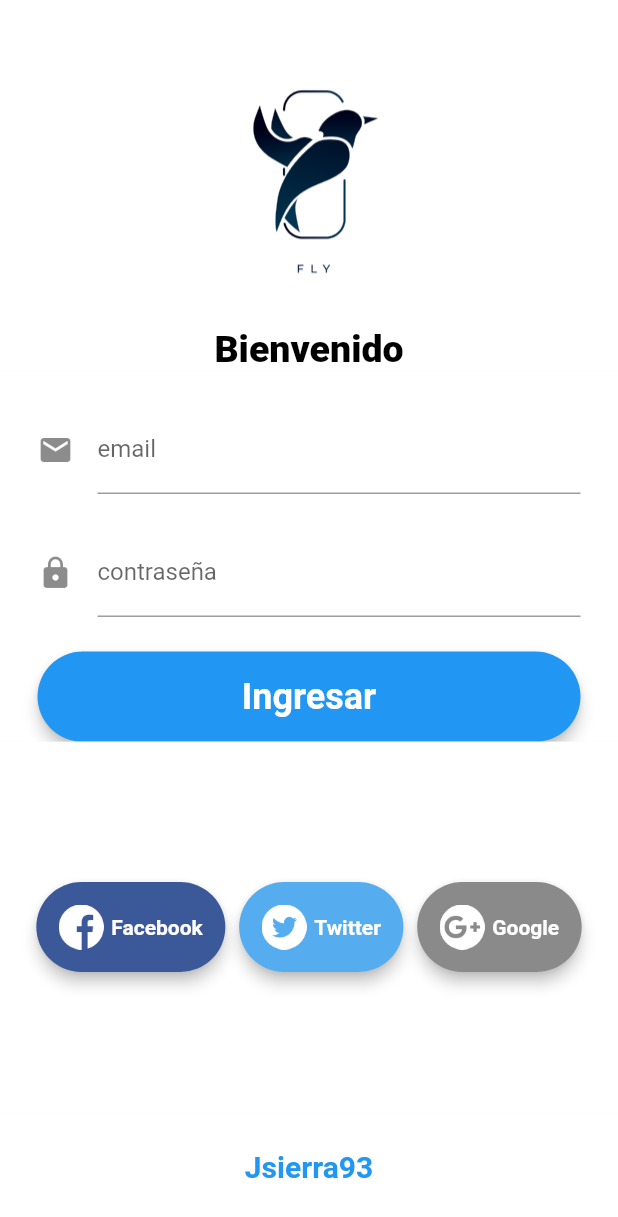
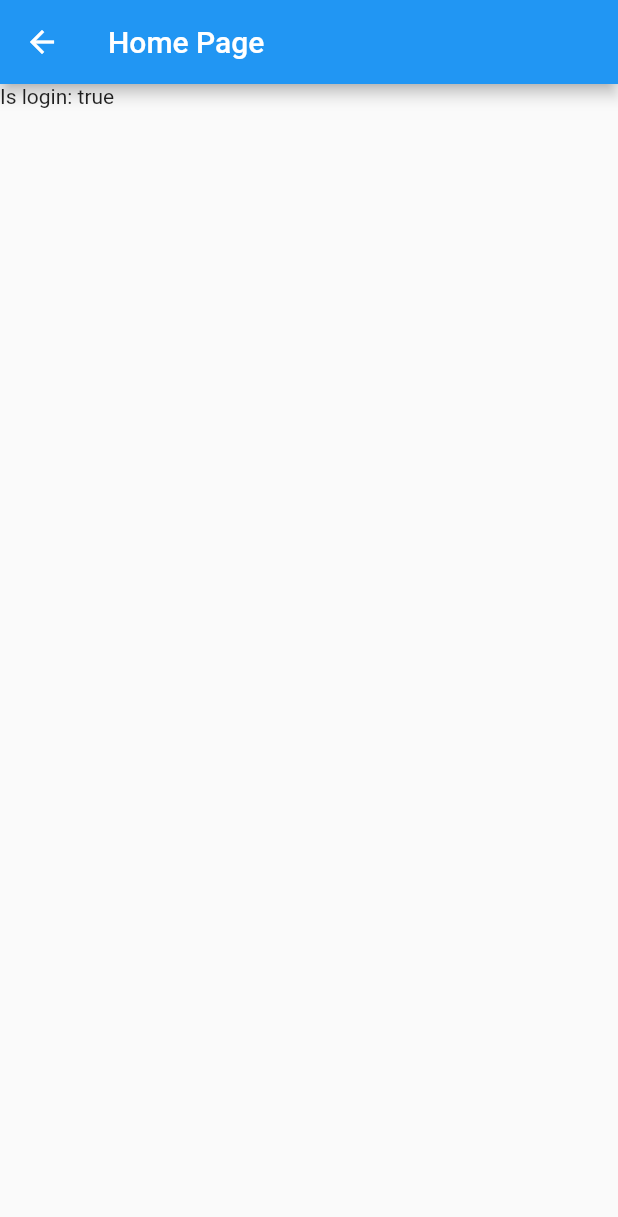
Before and after one commit to jsierra93/Login_Flutter_Local, a Flutter app: the screen it shows after launch, after a tap on "Ingresar", on a phone screen of 412 x 824 dp. Shown: the top 1217 px of the screen. Run offline on Flutter 3.47's test engine with Material 2 defaults, Android fonts, the phone set to English and light mode, and no system bars; our stand-ins replace progress_dialog, sqflite; accounts and stored records are empty.

Commit message:
Se implementa Globalkey para almacenar informacion del formulario en provider

```diff
--- a/lib/main.dart
+++ b/lib/main.dart
@@ -1,4 +1,6 @@
 import 'package:flutter/material.dart';
+import 'package:login_flutter_local/providers/login_provider.dart';
+import 'package:provider/provider.dart';
 
 import 'pages/login_page.dart';
 
@@ -7,10 +9,12 @@ void main() => runApp(MyApp());
 class MyApp extends StatelessWidget {
   @override
   Widget build(BuildContext context) {
-    return MaterialApp(
-      debugShowCheckedModeBanner: false,
-      title: 'Login Flutter',
-      home: LoginPage(),
+    return ChangeNotifierProvider(
+          child: MaterialApp(
+        debugShowCheckedModeBanner: false,
+        title: 'Login Flutter',
+        home: LoginPage(),
+      ), create: ( context)=> LoginProvider(),
     );
   }
 }
--- /dev/null
+++ b/lib/pages/home_page.dart
@@ -0,0 +1,18 @@
+import 'package:flutter/material.dart';
+import 'package:login_flutter_local/providers/login_provider.dart';
+import 'package:provider/provider.dart';
+
+class HomePage extends StatelessWidget {
+  @override
+  Widget build(BuildContext context) {
+        var loginProvider = Provider.of<LoginProvider>(context);
+    return Scaffold(
+      appBar: AppBar(
+        title: Text('Home Page'),
+      ),
+      body: Container(
+        child: Text('Is login: '+loginProvider.isLogin.toString()),
+      ),
+    );
+  }
+}
--- a/lib/pages/login_page.dart
+++ b/lib/pages/login_page.dart
@@ -1,5 +1,8 @@
 import 'package:flutter/material.dart';
+import 'package:login_flutter_local/pages/home_page.dart';
+import 'package:login_flutter_local/providers/login_provider.dart';
 import 'package:login_flutter_local/widget/widget_personalizados.dart';
+import 'package:provider/provider.dart';
 
 class LoginPage extends StatefulWidget {
   final bool isLogin = false;
@@ -9,12 +12,17 @@ class LoginPage extends StatefulWidget {
 }
 
 class _LoginPageState extends State<LoginPage> {
+  final _formKey = GlobalKey<FormState>();
+
   @override
   Widget build(BuildContext context) {
     return Scaffold(
-      body: Container(
+      body: SingleChildScrollView(
+        child: Container(
             width: double.infinity,
             child: Column(
+              crossAxisAlignment: CrossAxisAlignment.center,
+              mainAxisAlignment: MainAxisAlignment.center,
               children: <Widget>[
                 _titleContainer(),
                 _formContainer(),
@@ -22,21 +30,26 @@ class _LoginPageState extends State<LoginPage> {
                 _creditContainer()
               ],
             )),
+      ),
     );
   }
 
   Widget _titleContainer() {
+    final double heightDevices = MediaQuery.of(context).size.height;
     return SingleChildScrollView(
       child: Container(
-      height: (MediaQuery.of(context).size.height / 4)*1.2,
+          height: (heightDevices / 4) * 1.2,
           width: double.infinity,
           color: Colors.white,
           child: Column(
             children: <Widget>[
               Spacer(),
-              Image.asset(
-                'assets/images/Logo_Demo.png',
-                height: 200,
+              SizedBox(
+                height: heightDevices / 4,
+                child: Image.asset(
+                  "assets/images/Logo_Demo.png",
+                  fit: BoxFit.contain,
+                ),
               ),
               Text(
                 'Bienvenido',
@@ -53,22 +66,31 @@ class _LoginPageState extends State<LoginPage> {
   }
 
   Widget _formContainer() {
-    return SingleChildScrollView(
-      child: Container(
+    var loginProvider = Provider.of<LoginProvider>(context);
+    var hidePass = true;
+
+    return Container(
+        padding: EdgeInsets.all(15.0),
         color: Colors.white,
-      height: (MediaQuery.of(context).size.height / 4)*1.2,
-          child: Padding(
-            padding: const EdgeInsets.only(left: 25, right: 25),
+        height: (MediaQuery.of(context).size.height / 4) * 1.2,
+        child: Form(
+          key: _formKey,
           child: Column(
             children: <Widget>[
               Spacer(),
               TextFormField(
+                  keyboardType: TextInputType.emailAddress,
+                  onSaved: (value) => loginProvider.user = value,
                   decoration: InputDecoration(
                       labelText: 'email', icon: Icon(Icons.email))),
               Spacer(),
               TextFormField(
+                  onSaved: (value) => loginProvider.pass = value,
+                  obscureText: hidePass,
                   decoration: InputDecoration(
-                        labelText: 'contraseña', icon: Icon(Icons.lock))),
+                    labelText: 'contraseña',
+                    icon: Icon(Icons.lock),
+                  )),
               Spacer(),
               Container(
                 width: double.infinity,
@@ -84,20 +106,29 @@ class _LoginPageState extends State<LoginPage> {
                     textColor: Colors.white,
                     splashColor: Colors.black45,
                     onPressed: () {
-
+                      final form = _formKey.currentState;
+                      form.save();
+                      form.reset();
+                      print(loginProvider.user + ' -- ' + loginProvider.pass);
+                      loginProvider.isLogin = true;
+                      FocusScope.of(context)
+                          .requestFocus(FocusNode()); // para ocultar el teclado
+                      Navigator.push(context,
+                          MaterialPageRoute(builder: (context) {
+                        return (HomePage());
+                      }));
                     }),
               ),
             ],
           ),
-          )),
-    );
+        ));
   }
 
   Widget _buttonContainer() {
     return SingleChildScrollView(
       child: Container(
         width: double.infinity,
-        height: (MediaQuery.of(context).size.height / 4)*1.2,
+        height: (MediaQuery.of(context).size.height / 4) * 1.2,
         color: Colors.white,
         child: Padding(
           padding: const EdgeInsets.all(15),
@@ -133,7 +164,7 @@ class _LoginPageState extends State<LoginPage> {
     return SingleChildScrollView(
       child: Container(
         padding: EdgeInsets.symmetric(vertical: 25),
-        height: (MediaQuery.of(context).size.height / 4)*0.4,
+        height: (MediaQuery.of(context).size.height / 4) * 0.4,
         width: double.infinity,
         color: Colors.white,
         child: Text(
--- /dev/null
+++ b/lib/providers/login_provider.dart
@@ -0,0 +1,26 @@
+import 'package:flutter/foundation.dart';
+
+class LoginProvider with ChangeNotifier {
+  String _user;
+  String _pass;
+  bool _isLogin;
+
+  String get user => _user;
+  String get pass => _pass;
+  bool get isLogin => _isLogin;
+
+  set user(String user) {
+    _user = user;
+    notifyListeners();
+  }
+
+  set pass(String pass) {
+    _pass = pass;
+    notifyListeners();
+  }
+
+  set isLogin(bool login) {
+    _isLogin = login;
+    notifyListeners();
+  }
+}
--- a/lib/widget/widget_personalizados.dart
+++ b/lib/widget/widget_personalizados.dart
@@ -1,11 +1,13 @@
 import 'package:flutter/material.dart';
+import 'package:progress_dialog/progress_dialog.dart';
 
 class BotonRedesSociales extends StatelessWidget {
   String texto;
   String icono;
   String colorHex;
 
-  BotonRedesSociales({@required this.texto, @required this.icono, @required this.colorHex});
+  BotonRedesSociales(
+      {@required this.texto, @required this.icono, @required this.colorHex});
 
   @override
   Widget build(BuildContext context) {
@@ -32,16 +34,23 @@ class BotonRedesSociales extends StatelessWidget {
         color: convertColorHex(colorHex), //Color(0xff0091ea),
         textColor: Colors.white,
         splashColor: Colors.black45,
-        onPressed: () {});
+        onPressed: () {
+          ProgressDialog pr =
+              new ProgressDialog(context, type: ProgressDialogType.Normal);
+          pr.style(
+            message: 'Ingresando via ' + texto,
+          );
+          pr.show();
+
+        });
   }
-
 }
 
 Color convertColorHex(String color) {
-            color = color.replaceAll("#", "");
-            if (color.length == 6) {
-              return Color(int.parse("0xFF"+color));
-            } else if (color.length == 8) {
-              return Color(int.parse("0x"+color));
-            }
-          }
+  color = color.replaceAll("#", "");
+  if (color.length == 6) {
+    return Color(int.parse("0xFF" + color));
+  } else if (color.length == 8) {
+    return Color(int.parse("0x" + color));
+  }
+}
--- a/pubspec.yaml
+++ b/pubspec.yaml
@@ -11,6 +11,9 @@ dependencies:
     sdk: flutter
   sqflite:
   path:
+  provider:
+  progress_dialog: ^1.1.0+1
+
 
   cupertino_icons: ^0.1.2
 
```
Lines whose indentation alone changed are shown as unchanged.
